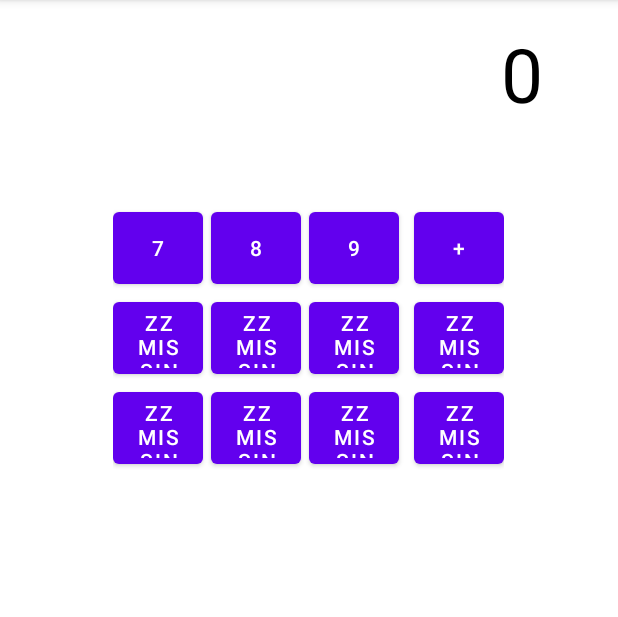
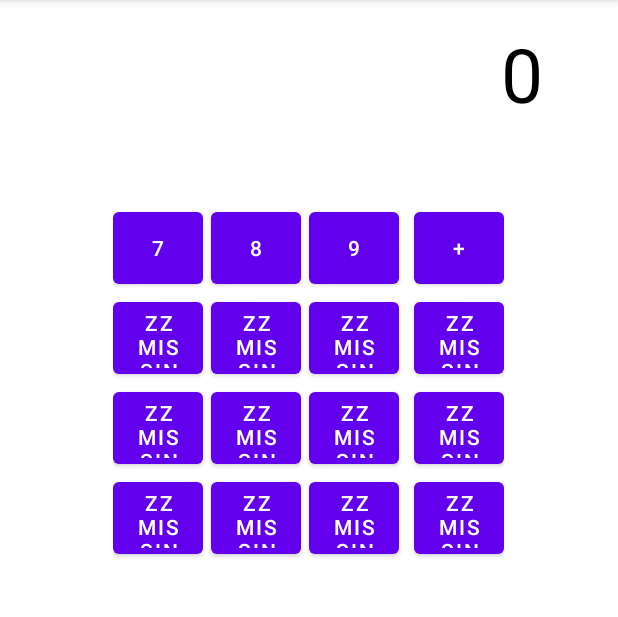
Before and after one commit to Alecfyz/MySecondLesson, an Android app: the screen it shows after launch (MainActivity), on a phone screen of 412 x 824 dp, the part 84-701 px from its top. Run offline under Robolectric (Android 15) with nearby library versions, the phone set to English and light mode, and no system bars.

Commit message:
Урок 2, комит 5. Закончил цифры и знаки.

```diff
--- a/app/src/main/res/layout/activity_main.xml
+++ b/app/src/main/res/layout/activity_main.xml
@@ -121,7 +121,36 @@ tools:context=".MainActivity">
             android:tag="*"
             android:text="@string/button_mult" />
 
+        <com.google.android.material.button.MaterialButton
+            android:id="@+id/button_0"
+            android:layout_width="@dimen/buttonLayout_width"
+            android:layout_height="@dimen/buttonLayout_height"
+            android:layout_marginEnd="@dimen/button_regular_margin_end"
+            android:tag="0"
+            android:text="@string/button_0" />
 
+        <com.google.android.material.button.MaterialButton
+            android:id="@+id/button_dot"
+            android:layout_width="@dimen/buttonLayout_width"
+            android:layout_height="@dimen/buttonLayout_height"
+            android:layout_marginEnd="@dimen/button_regular_margin_end"
+            android:tag="."
+            android:text="@string/button_dot" />
+
+        <com.google.android.material.button.MaterialButton
+            android:id="@+id/button_get_result"
+            android:layout_width="@dimen/buttonLayout_width"
+            android:layout_height="@dimen/buttonLayout_height"
+            android:layout_marginEnd="@dimen/button_fringe_margin_end"
+            android:tag="="
+            android:text="@string/button_res" />
+
+        <com.google.android.material.button.MaterialButton
+            android:id="@+id/button_div"
+            android:layout_width="@dimen/buttonLayout_width"
+            android:layout_height="@dimen/buttonLayout_height"
+            android:tag="/"
+            android:text="@string/button_div" />
 
     </GridLayout>
 
```
